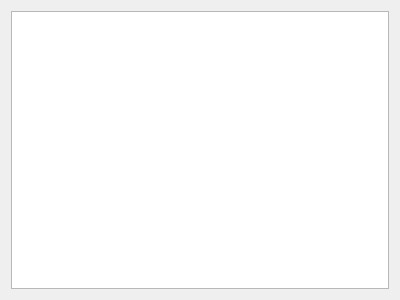
ZhujinLi/SomeNotes, file qknotes.ui: the form before one commit.
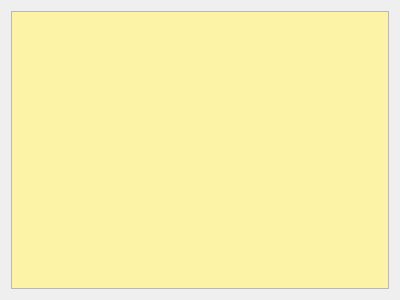
The form after the commit.

Commit message: Adjust style

What changed in the file:
```diff
--- a/qknotes.ui
+++ b/qknotes.ui
@@ -15,7 +15,102 @@
   </property>
   <layout class="QVBoxLayout" name="verticalLayout">
    <item>
-    <widget class="QTextEdit" name="textEdit"/>
+    <widget class="QTextEdit" name="textEdit">
+     <property name="palette">
+      <palette>
+       <active>
+        <colorrole role="Text">
+         <brush brushstyle="SolidPattern">
+          <color alpha="255">
+           <red>96</red>
+           <green>96</green>
+           <blue>96</blue>
+          </color>
+         </brush>
+        </colorrole>
+        <colorrole role="Base">
+         <brush brushstyle="SolidPattern">
+          <color alpha="255">
+           <red>253</red>
+           <green>243</green>
+           <blue>167</blue>
+          </color>
+         </brush>
+        </colorrole>
+        <colorrole role="PlaceholderText">
+         <brush brushstyle="SolidPattern">
+          <color alpha="128">
+           <red>96</red>
+           <green>96</green>
+           <blue>96</blue>
+          </color>
+         </brush>
+        </colorrole>
+       </active>
+       <inactive>
+        <colorrole role="Text">
+         <brush brushstyle="SolidPattern">
+          <color alpha="255">
+           <red>96</red>
+           <green>96</green>
+           <blue>96</blue>
+          </color>
+         </brush>
+        </colorrole>
+        <colorrole role="Base">
+         <brush brushstyle="SolidPattern">
+          <color alpha="255">
+           <red>253</red>
+           <green>243</green>
+           <blue>167</blue>
+          </color>
+         </brush>
+        </colorrole>
+        <colorrole role="PlaceholderText">
+         <brush brushstyle="SolidPattern">
+          <color alpha="128">
+           <red>96</red>
+           <green>96</green>
+           <blue>96</blue>
+          </color>
+         </brush>
+        </colorrole>
+       </inactive>
+       <disabled>
+        <colorrole role="Text">
+         <brush brushstyle="SolidPattern">
+          <color alpha="96">
+           <red>164</red>
+           <green>166</green>
+           <blue>168</blue>
+          </color>
+         </brush>
+        </colorrole>
+        <colorrole role="Base">
+         <brush brushstyle="SolidPattern">
+          <color alpha="255">
+           <red>68</red>
+           <green>68</green>
+           <blue>68</blue>
+          </color>
+         </brush>
+        </colorrole>
+        <colorrole role="PlaceholderText">
+         <brush brushstyle="SolidPattern">
+          <color alpha="128">
+           <red>208</red>
+           <green>208</green>
+           <blue>208</blue>
+          </color>
+         </brush>
+        </colorrole>
+       </disabled>
+      </palette>
+     </property>
+     <property name="autoFillBackground">
+      <bool>false</bool>
+     </property>
+    </widget>
    </item>
   </layout>
  </widget>
```
